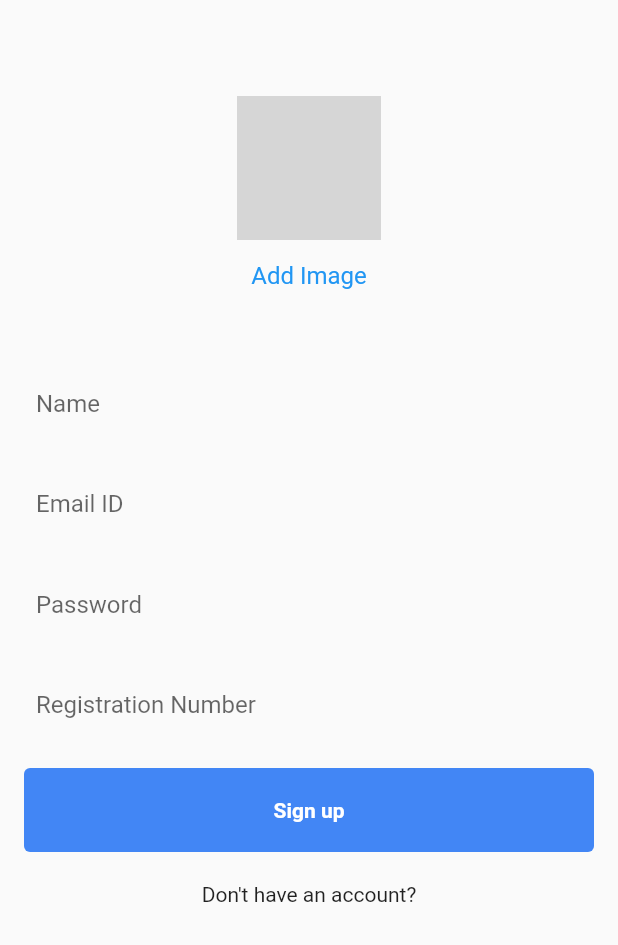
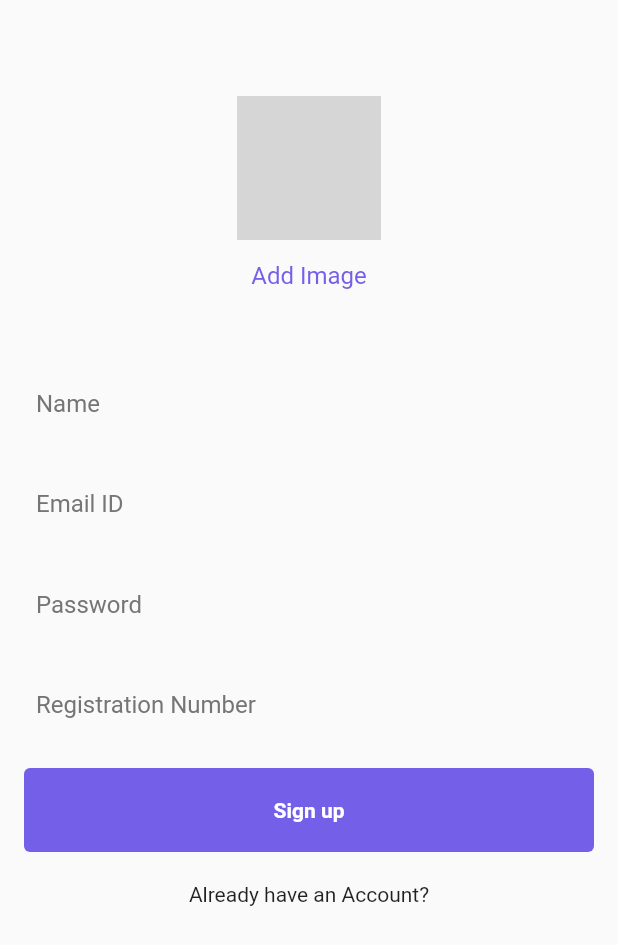
Before and after one commit to ashishmohapatra240/wiz, a Flutter app: the screen it shows after launch, on a phone screen of 412 x 824 dp. Shown: the top 945 px of the screen. Run offline on Flutter 3.47's test engine with Material 2 defaults, Android fonts, the phone set to English and light mode, and no system bars; our stand-ins replace image_picker; network calls fail; grey boxes are pictures that could not be loaded.

Commit message:
Added Colors

```diff
--- a/lib/screens/register.dart
+++ b/lib/screens/register.dart
@@ -57,7 +57,10 @@ class _RegisterScreenState extends State<RegisterScreen> {
               onPressed: () {
                 selectImage();
               },
-              child: const Text('Add Image'),
+              child: const Text(
+                'Add Image',
+                style: TextStyle(color: purple),
+              ),
             ),
             const SizedBox(
               height: 36,
@@ -113,7 +116,8 @@ class _RegisterScreenState extends State<RegisterScreen> {
                 height: 56,
                 child: const Text(
                   'Sign up',
-                  style: TextStyle(fontWeight: FontWeight.bold,color: Colors.white),
+                  style: TextStyle(
+                      fontWeight: FontWeight.bold, color: Colors.white),
                 ),
                 width: double.infinity,
                 alignment: Alignment.center,
@@ -124,7 +128,7 @@ class _RegisterScreenState extends State<RegisterScreen> {
                       Radius.circular(4.0),
                     ),
                   ),
-                  color: blue,
+                  color: purple,
                 ),
               ),
             ),
@@ -140,7 +144,7 @@ class _RegisterScreenState extends State<RegisterScreen> {
               mainAxisAlignment: MainAxisAlignment.center,
               children: [
                 Container(
-                  child: const Text("Don't have an account?"),
+                  child: const Text("Already have an Account?"),
                   padding: const EdgeInsets.symmetric(vertical: 8),
                 ),
               ],
--- a/lib/utils/colors.dart
+++ b/lib/utils/colors.dart
@@ -8,3 +8,4 @@ const orange = Color.fromRGBO(243, 124, 56, 1);
 const red = Color.fromRGBO(242, 89, 75, 1);
 const brown = Color.fromRGBO(65, 1, 1, 1);
 const skin = Color.fromRGBO(255, 243, 227, 1);
+const purple=Color.fromRGBO(116, 95, 232, 1);
--- a/lib/widgets/text_field_imput.dart
+++ b/lib/widgets/text_field_imput.dart
@@ -1,4 +1,5 @@
 import 'package:flutter/material.dart';
+import 'package:wiz/utils/colors.dart';
 
 class TextFieldInput extends StatelessWidget {
   final TextEditingController textEditingController;
@@ -20,7 +21,7 @@ class TextFieldInput extends StatelessWidget {
     return TextField(
       controller: textEditingController,
       decoration: InputDecoration(
-        label: Text(label),
+        label: Text(label,style: TextStyle(color: Colors.grey[600]),),
         hintText: hintText,
         border: InputBorder.none,
         filled: false,
```
Also changed, not shown: lib/widgets/button.dart (+12 -0 lines), assets/Book Illustration.png (added), lib/screens/choose.dart (added).
